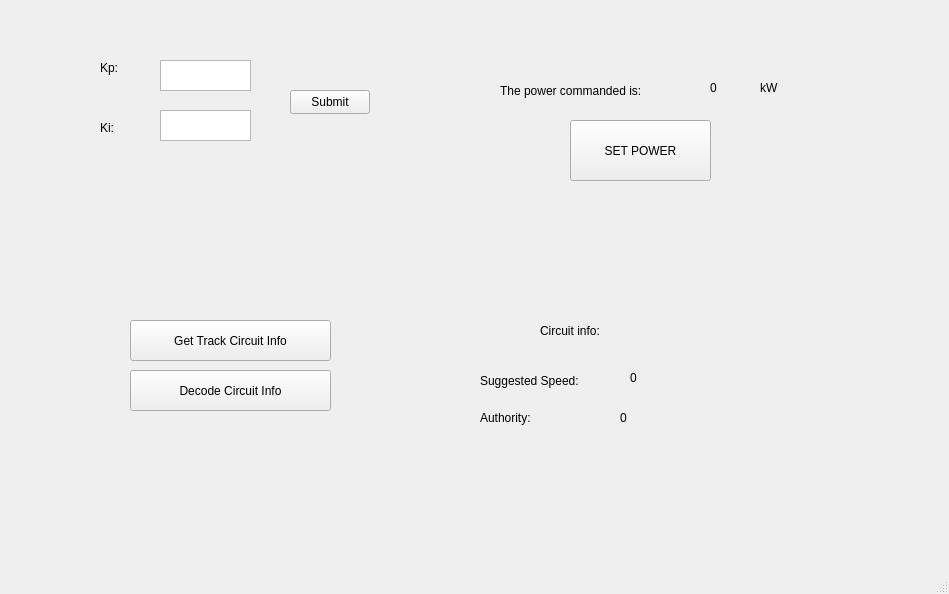
Old version of the form SWTrainController/SWTrainController.ui in the repository marmysl/ece1140.
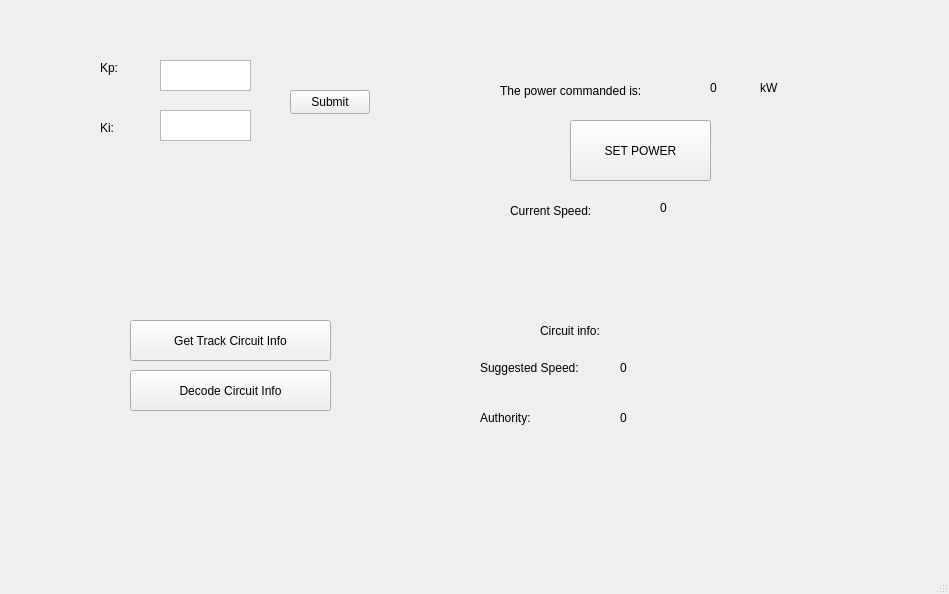
New version of the form.

Commit message: cleanup train controller

```diff
--- a/SWTrainController/SWTrainController.ui
+++ b/SWTrainController/SWTrainController.ui
@@ -167,14 +167,14 @@
    <widget class="QLabel" name="sugspeedlabel">
     <property name="geometry">
      <rect>
-      <x>480</x>
-      <y>370</y>
+      <x>510</x>
+      <y>200</y>
       <width>121</width>
       <height>21</height>
      </rect>
     </property>
     <property name="text">
-     <string>Suggested Speed:</string>
+     <string>Current Speed:</string>
     </property>
    </widget>
    <widget class="QLabel" name="authlabel">
@@ -193,8 +193,8 @@
    <widget class="QLabel" name="suggested_speed_label">
     <property name="geometry">
      <rect>
-      <x>630</x>
-      <y>370</y>
+      <x>660</x>
+      <y>200</y>
       <width>58</width>
       <height>16</height>
      </rect>
@@ -216,6 +216,32 @@
      <string>0</string>
     </property>
    </widget>
+   <widget class="QLabel" name="suggspeed_">
+    <property name="geometry">
+     <rect>
+      <x>620</x>
+      <y>360</y>
+      <width>58</width>
+      <height>16</height>
+     </rect>
+    </property>
+    <property name="text">
+     <string>0</string>
+    </property>
+   </widget>
+   <widget class="QLabel" name="suggspeed">
+    <property name="geometry">
+     <rect>
+      <x>480</x>
+      <y>360</y>
+      <width>111</width>
+      <height>16</height>
+     </rect>
+    </property>
+    <property name="text">
+     <string>Suggested Speed:</string>
+    </property>
+   </widget>
   </widget>
   <widget class="QMenuBar" name="menubar">
    <property name="geometry">
```
Left out of the diff: 8 changed lines with no effect on the pictures. The commit also changes 2 other files.
